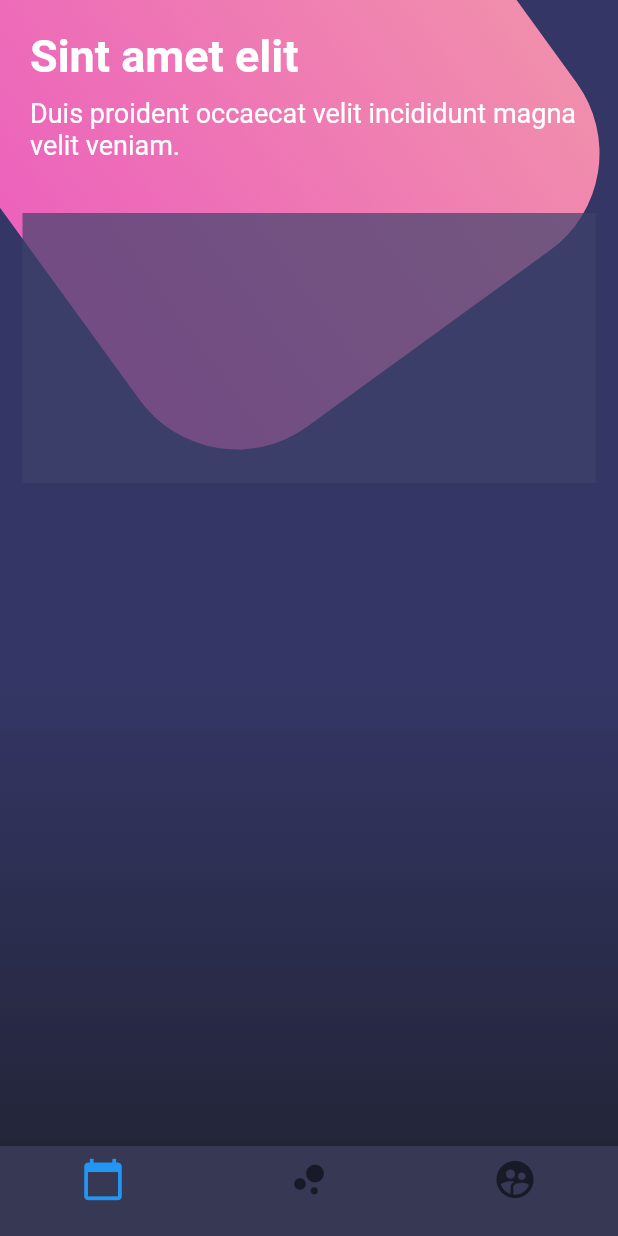
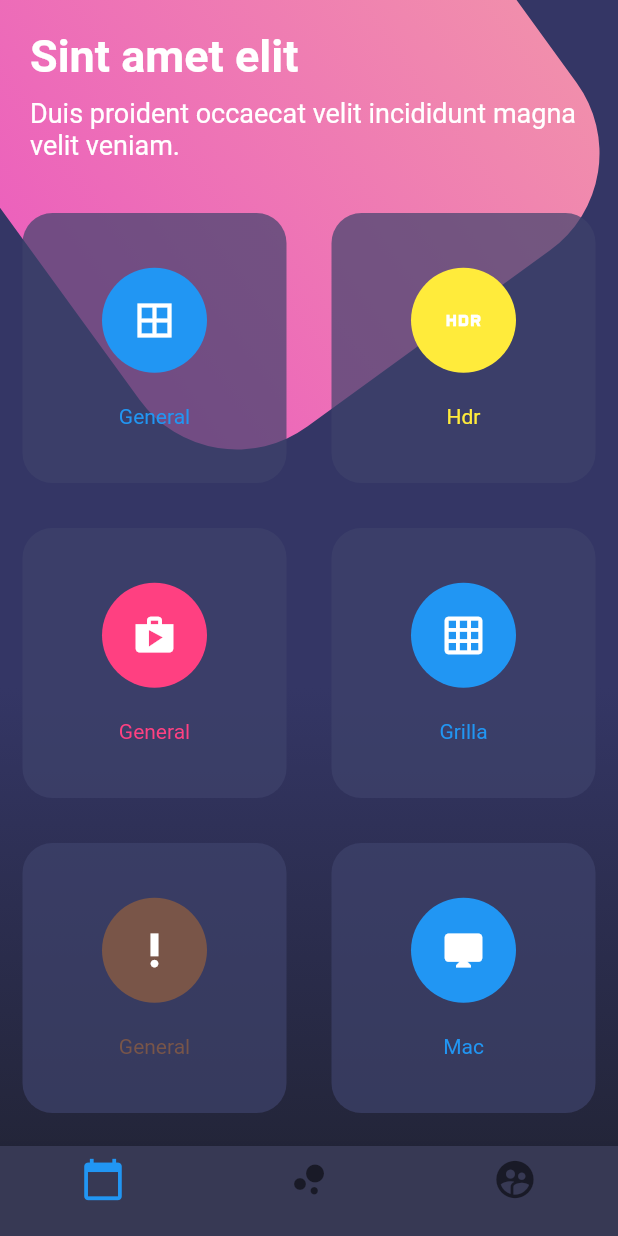
Before and after one commit to bjavier9/fluter-dart, a Flutter app: the screen it shows after launch, on a phone screen of 412 x 824 dp. Run offline on Flutter 3.47's test engine with Material 2 defaults, Android fonts, the phone set to English and light mode, and no system bars; our stand-ins replace flutter_swiper.

Commit message:
disenos final

```diff
--- a/Flutter-1/disenos/lib/main.dart
+++ b/Flutter-1/disenos/lib/main.dart
@@ -10,9 +10,9 @@ class MyApp extends StatelessWidget {
   @override
   Widget build(BuildContext context) {
 
-    // SystemChrome.setSystemUIOverlayStyle(SystemUiOverlayStyle.light.copyWith(
-    //   statusBarColor: Colors.white
-    // ));
+    SystemChrome.setSystemUIOverlayStyle(SystemUiOverlayStyle.light.copyWith(
+     statusBarColor: Colors.transparent
+    ));
 
     return MaterialApp(
       debugShowCheckedModeBanner: false,
--- a/Flutter-1/disenos/lib/src/pages/botones_pages.dart
+++ b/Flutter-1/disenos/lib/src/pages/botones_pages.dart
@@ -1,5 +1,5 @@
-
 import 'dart:math';
+import 'dart:ui';
 
 import 'package:flutter/material.dart';
 
@@ -12,20 +12,15 @@ class BotonesPage extends StatelessWidget {
             _fondoApp(),
             SingleChildScrollView(
               child: Column(
-              children: <Widget>[
-                _titulos(),
-                _botonesRedondeados()
-              ],),
+                children: <Widget>[_titulos(), _botonesRedondeados()],
+              ),
             )
-
           ],
         ),
-        bottomNavigationBar:  _buttomNavigationBar(context)
-
-    );
+        bottomNavigationBar: _buttomNavigationBar(context));
   }
 
-  Widget _fondoApp(){
+  Widget _fondoApp() {
     final gradiente = Container(
       width: double.infinity,
       height: double.infinity,
@@ -33,29 +28,24 @@ class BotonesPage extends StatelessWidget {
           gradient: LinearGradient(
               begin: FractionalOffset(0.0, 0.6),
               end: FractionalOffset(0.0, 1.0),
-          colors:[
-            Color.fromRGBO(52, 54, 101,1.0),
+              colors: [
+            Color.fromRGBO(52, 54, 101, 1.0),
             Color.fromRGBO(35, 37, 57, 1.0)
-          ] )
-      ),
+          ])),
     );
 
     final cajaRosa = Transform.rotate(
-      angle: -pi/5.0,
+      angle: -pi / 5.0,
       child: Container(
         height: 360.0,
         width: 360.0,
         decoration: BoxDecoration(
             borderRadius: BorderRadius.circular(80.0),
-          gradient: LinearGradient(
-            colors:[
+            gradient: LinearGradient(colors: [
               Color.fromRGBO(236, 98, 188, 1.0),
               Color.fromRGBO(241, 142, 172, 1.0)
-            ]
-            )
-
+            ])),
       ),
-      ) ,
     );
 
     return Stack(
@@ -65,73 +55,105 @@ class BotonesPage extends StatelessWidget {
           top: -100,
           child: cajaRosa,
         )
-
       ],
     );
   }
 
-
-  Widget _titulos(){
+  Widget _titulos() {
     return SafeArea(
       child: Container(
         padding: EdgeInsets.all(20.0),
         child: Column(
           crossAxisAlignment: CrossAxisAlignment.start,
           children: <Widget>[
-            Text('Sint amet elit', style: TextStyle(color:Colors.white,fontSize: 30.0, fontWeight:FontWeight.bold ),),
-            SizedBox(height: 10.0,),
-            Text('Duis proident occaecat velit incididunt magna velit veniam.',style: TextStyle(color:Colors.white,fontSize: 18.0, fontWeight:FontWeight.normal))
+            Text(
+              'Sint amet elit',
+              style: TextStyle(
+                  color: Colors.white,
+                  fontSize: 30.0,
+                  fontWeight: FontWeight.bold),
+            ),
+            SizedBox(
+              height: 10.0,
+            ),
+            Text('Duis proident occaecat velit incididunt magna velit veniam.',
+                style: TextStyle(
+                    color: Colors.white,
+                    fontSize: 18.0,
+                    fontWeight: FontWeight.normal))
           ],
-
         ),
       ),
     );
   }
 
-
-
-  Widget  _buttomNavigationBar(BuildContext context){
+  Widget _buttomNavigationBar(BuildContext context) {
     return Theme(
-      data:Theme.of(context).copyWith(
+        data: Theme.of(context).copyWith(
             canvasColor: Color.fromRGBO(55, 57, 84, 1.0),
             primaryColor: Colors.pinkAccent,
-        textTheme: Theme.of(context).textTheme
-        .copyWith(caption: TextStyle(color:Color.fromRGBO(116, 117, 152, 1.0)))
+            textTheme: Theme.of(context).textTheme.copyWith(
+                caption: TextStyle(color: Color.fromRGBO(116, 117, 152, 1.0)))),
+        child: BottomNavigationBar(items: [
+          BottomNavigationBarItem(
+              icon: Icon(
+                Icons.calendar_today,
+                size: 30.0,
               ),
-      child:BottomNavigationBar(items:[
+              title: Container()),
           BottomNavigationBarItem(
-          icon: Icon(Icons.calendar_today, size: 30.0,),
-          title:Container()
+              icon: Icon(
+                Icons.bubble_chart,
+                size: 30.0,
               ),
+              title: Container()),
           BottomNavigationBarItem(
-          icon: Icon(Icons.bubble_chart, size: 30.0,),
-          title:Container()
+              icon: Icon(
+                Icons.supervised_user_circle,
+                size: 30.0,
               ),
-         BottomNavigationBarItem(
-          icon: Icon(Icons.supervised_user_circle, size: 30.0,),
-          title:Container()
-        )
-      ])
-      );
+              title: Container())
+        ]));
   }
-Widget _botonesRedondeados(){
+
+  Widget _botonesRedondeados() {
     return Table(
-    children:[TableRow(
       children: [
-        _crearBotonesRedondeado()
-      ]
-    )] ,
+        TableRow(children: [_crearBotonesRedondeado(Colors.blue, Icons.border_all, 'General'),_crearBotonesRedondeado(Colors.yellow, Icons.hdr_on, 'Hdr')]),
+        TableRow(children: [_crearBotonesRedondeado(Colors.pinkAccent, Icons.shop, 'General'),_crearBotonesRedondeado(Colors.blue, Icons.grid_on, 'Grilla')]),
+        TableRow(children: [_crearBotonesRedondeado(Colors.brown, Icons.priority_high, 'General'),_crearBotonesRedondeado(Colors.blue, Icons.desktop_mac, 'Mac')]),
+        TableRow(children: [_crearBotonesRedondeado(Colors.lightBlueAccent, Icons.access_time, 'General'),_crearBotonesRedondeado(Colors.red, Icons.record_voice_over, 'General')])
+      ],
     );
   }
 
-Widget  _crearBotonesRedondeado(){
-  return Container(
+  Widget _crearBotonesRedondeado(Color color, IconData icono, String palabra) {
+    return BackdropFilter(
+            filter: ImageFilter.blur(sigmaY: 0.1, sigmaX: 0.1),
+        child: Container(
         height: 180.0,
         margin: EdgeInsets.all(15.0),
         decoration: BoxDecoration(
-      color: Color.fromRGBO(62,66,107, 0.7)
+            color: Color.fromRGBO(62, 66, 107, 0.7),
+            borderRadius: BorderRadius.circular(20.0)),
+        child: Column(
+          mainAxisAlignment: MainAxisAlignment.spaceAround,
+          children: <Widget>[
+            SizedBox(height: 5.0,),
+            CircleAvatar(
+              backgroundColor: color,
+              radius: 35.0,
+              child: Icon(
+                icono,
+                color: Colors.white,
+                size: 30.0,
+              ),
+            ),
+            Text(palabra, style: TextStyle(color: color)),
+            SizedBox(height: 5.0,)
+          ],
+        ),
       ),
     );
   }
-
 }
```
Lines whose indentation alone changed are shown as unchanged.
